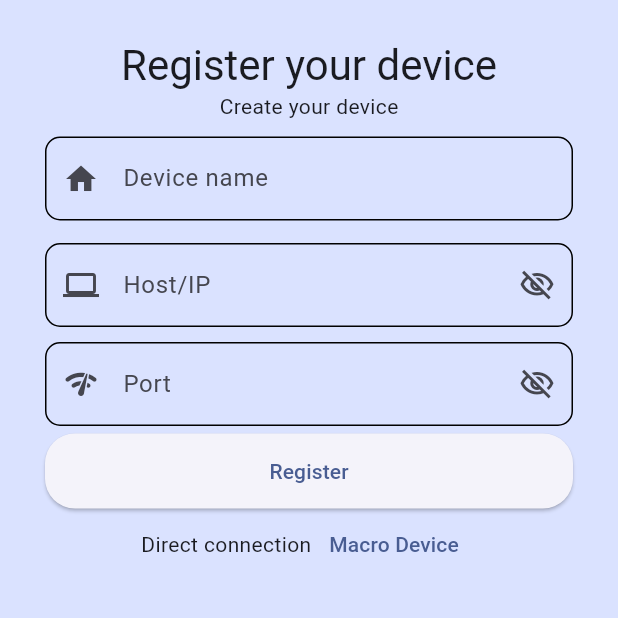
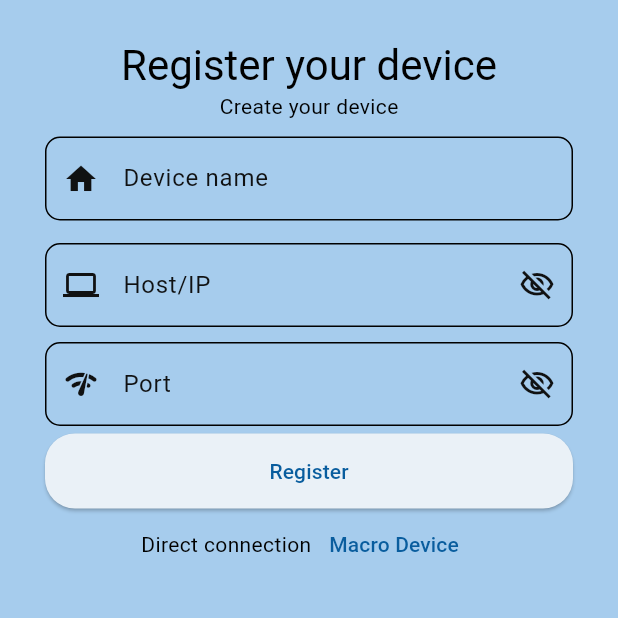
Before and after one commit to salinashf/macro_deck_cliente, a Flutter app: the screen it shows after launch, after a tap on "Connect to Device", after a tap on "Register Device", on a phone screen of 412 x 824 dp, the top half of it. Run offline on Flutter 3.47's test engine with Material 3 defaults, Android fonts, the light colour scheme and no system bars; our stand-ins replace flex_color_scheme, hive, hive_flutter, logger, mask_text_input_formatter, rflutter_alert; accounts and stored records are empty.

Commit message:
Se  carga  paleta de colores  y  se  modifica sobre el main

```diff
--- a/lib/main_app.dart
+++ b/lib/main_app.dart
@@ -1,57 +1,14 @@
-import 'package:flex_color_scheme/flex_color_scheme.dart';
 import 'package:flutter/material.dart';
+import 'package:macro_deck_client/theme/palett.dart';
 import 'package:macro_deck_client/widget/screen/device_connect.dart';
 
 class MainApp extends StatelessWidget {
   const MainApp({super.key});
-
   @override
   Widget build(BuildContext context) {
     return MaterialApp(
-      theme: FlexThemeData.light(
-        colors: const FlexSchemeColor(
-          primary: Color(0xff1145a4),
-          primaryContainer: Color(0xff9fb4da),
-          secondary: Color(0xffb61d1d),
-          secondaryContainer: Color(0xffe1a4a4),
-          tertiary: Color(0xff376bca),
-          tertiaryContainer: Color(0xffcfdbf2),
-          appBarColor: Color(0xffcfdbf2),
-          error: Color(0xffb00020),
-        ),
-        surfaceMode: FlexSurfaceMode.highScaffoldLowSurface,
-        blendLevel: 20,
-        appBarOpacity: 0.95,
-        subThemesData: const FlexSubThemesData(
-          blendOnLevel: 20,
-          blendOnColors: false,
-        ),
-        keyColors: const FlexKeyColors(),
-        visualDensity: FlexColorScheme.comfortablePlatformDensity,
-        useMaterial3: true,
-      ),
-      darkTheme: FlexThemeData.dark(
-        colors: FlexSchemeColor(
-          primary: Colors.grey.shade900,
-          primaryContainer: const Color(0xff9fb4da),
-          secondary: Colors.grey.shade100,
-          secondaryContainer: const Color(0xffe1a4a4),
-          tertiary: const Color(0xff376bca),
-          tertiaryContainer: const Color(0xffcfdbf2),
-          appBarColor: const Color(0xffcfdbf2),
-          error: const Color(0xffb00020),
-        ),
-        surfaceMode: FlexSurfaceMode.highScaffoldLowSurface,
-        blendLevel: 15,
-        appBarStyle: FlexAppBarStyle.background,
-        appBarOpacity: 0.90,
-        subThemesData: const FlexSubThemesData(
-          blendOnLevel: 30,
-        ),
-        keyColors: const FlexKeyColors(),
-        visualDensity: FlexColorScheme.comfortablePlatformDensity,
-        useMaterial3: true,
-      ),
+      darkTheme: darkTheme,
+      theme: lightTheme,
       home: const DeviceConnect(),
     );
   }
--- /dev/null
+++ b/lib/theme/palett.dart
@@ -0,0 +1,121 @@
+import 'package:flex_color_scheme/flex_color_scheme.dart';
+import 'package:flutter/foundation.dart';
+import 'package:flutter/material.dart';
+
+final ThemeData lightTheme = ThemeData(
+  useMaterial3: true,
+  typography: Typography.material2021(platform: defaultTargetPlatform),
+  colorScheme: const ColorScheme(
+    brightness: Brightness.light,
+    primary: Color(0xff095d9e),
+    onPrimary: Color(0xffffffff),
+    primaryContainer: Color(0xffa6cced),
+    onPrimaryContainer: Color(0xff0e1114),
+    secondary: Color(0xff7cc8f8),
+    onSecondary: Color(0xff000000),
+    secondaryContainer: Color(0xffc5e7ff),
+    onSecondaryContainer: Color(0xff111314),
+    tertiary: Color(0xffdd520f),
+    onTertiary: Color(0xffffffff),
+    tertiaryContainer: Color(0xffffdbcd),
+    onTertiaryContainer: Color(0xff141211),
+    error: Color(0xffb00020),
+    onError: Color(0xffffffff),
+    errorContainer: Color(0xfffcd8df),
+    onErrorContainer: Color(0xff141213),
+    background: Color(0xffeaf1f7),
+    onBackground: Color(0xff090909),
+    surface: Color(0xffeaf1f7),
+    onSurface: Color(0xff090909),
+    surfaceVariant: Color(0xffd6e4ef),
+    onSurfaceVariant: Color(0xff101112),
+    outline: Color(0xff565656),
+    shadow: Color(0xff000000),
+    inverseSurface: Color(0xff10171c),
+    onInverseSurface: Color(0xfff5f5f6),
+    inversePrimary: Color(0xffa2d8ff),
+    surfaceTint: Color(0xff095d9e),
+  ),
+);
+
+final darkTheme = ThemeData(
+  useMaterial3: true,
+  typography: Typography.material2021(platform: defaultTargetPlatform),
+  colorScheme: const ColorScheme(
+    brightness: Brightness.dark,
+    primary: Color(0xff4585b5),
+    onPrimary: Color(0xfff4f9fd),
+    primaryContainer: Color(0xff095d9e),
+    onPrimaryContainer: Color(0xffe1eef8),
+    secondary: Color(0xff9cd5f9),
+    onSecondary: Color(0xff101414),
+    secondaryContainer: Color(0xff3a7292),
+    onSecondaryContainer: Color(0xffe8f1f6),
+    tertiary: Color(0xffe57c4a),
+    onTertiary: Color(0xfffff8f4),
+    tertiaryContainer: Color(0xffdd520f),
+    onTertiaryContainer: Color(0xffffece2),
+    error: Color(0xffcf6679),
+    onError: Color(0xff140c0d),
+    errorContainer: Color(0xffb1384e),
+    onErrorContainer: Color(0xfffbe8ec),
+    background: Color(0xff14171a),
+    onBackground: Color(0xffececed),
+    surface: Color(0xff14171a),
+    onSurface: Color(0xffececed),
+    surfaceVariant: Color(0xff171e24),
+    onSurfaceVariant: Color(0xffdadbdc),
+    outline: Color(0xff9d9da3),
+    shadow: Color(0xff000000),
+    inverseSurface: Color(0xfff4f7fa),
+    onInverseSurface: Color(0xff131313),
+    inversePrimary: Color(0xff2c485d),
+    surfaceTint: Color(0xff4585b5),
+  ),
+);
+
+final ThemeData lightThemeFlex = FlexThemeData.light(
+  colors: const FlexSchemeColor(
+    primary: Color(0xff1145a4),
+    primaryContainer: Color(0xff9fb4da),
+    secondary: Color(0xffb61d1d),
+    secondaryContainer: Color(0xffe1a4a4),
+    tertiary: Color(0xff376bca),
+    tertiaryContainer: Color(0xffcfdbf2),
+    appBarColor: Color(0xffcfdbf2),
+    error: Color(0xffb00020),
+  ),
+  surfaceMode: FlexSurfaceMode.highScaffoldLowSurface,
+  blendLevel: 20,
+  appBarOpacity: 0.95,
+  subThemesData: const FlexSubThemesData(
+    blendOnLevel: 20,
+    blendOnColors: false,
+  ),
+  keyColors: const FlexKeyColors(),
+  visualDensity: FlexColorScheme.comfortablePlatformDensity,
+  useMaterial3: true,
+);
+
+final ThemeData darkThemeFlex = FlexThemeData.dark(
+  colors: FlexSchemeColor(
+    primary: Colors.grey.shade900,
+    primaryContainer: const Color(0xff9fb4da),
+    secondary: Colors.grey.shade100,
+    secondaryContainer: const Color(0xffe1a4a4),
+    tertiary: const Color(0xff376bca),
+    tertiaryContainer: const Color(0xffcfdbf2),
+    appBarColor: const Color(0xffcfdbf2),
+    error: const Color(0xffb00020),
+  ),
+  surfaceMode: FlexSurfaceMode.highScaffoldLowSurface,
+  blendLevel: 15,
+  appBarStyle: FlexAppBarStyle.background,
+  appBarOpacity: 0.90,
+  subThemesData: const FlexSubThemesData(
+    blendOnLevel: 30,
+  ),
+  keyColors: const FlexKeyColors(),
+  visualDensity: FlexColorScheme.comfortablePlatformDensity,
+  useMaterial3: true,
+);
```
